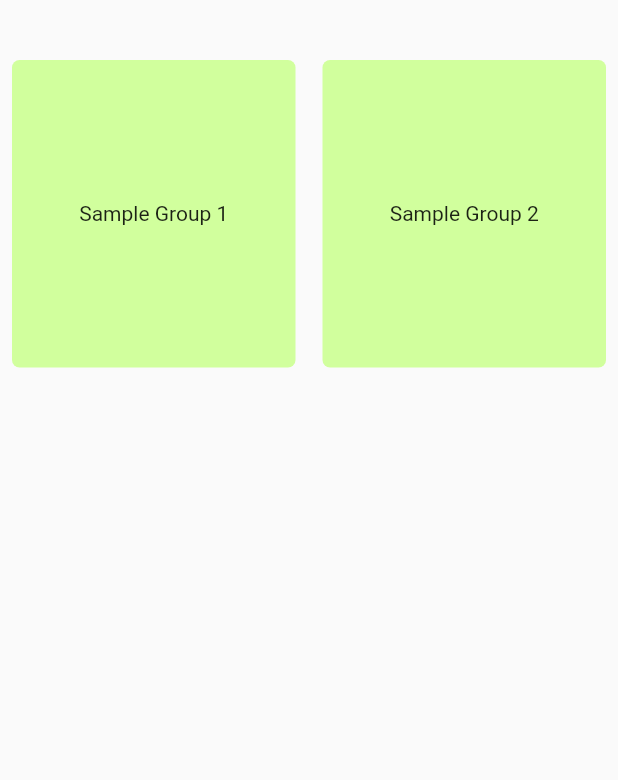
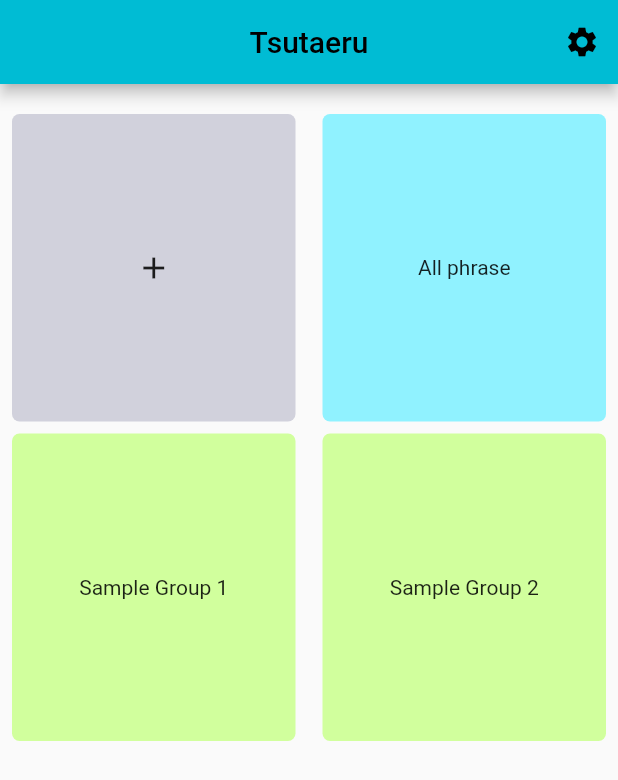
Before and after one commit to ex10ds/U22, a Flutter app: the screen it shows after launch, on a phone screen of 412 x 824 dp. Shown: the top 780 px of the screen. Run offline on Flutter 3.47's test engine with Material 2 defaults, Android fonts, the phone set to English and light mode, and no system bars; our stand-ins replace sqflite; accounts and stored records are empty.

Commit message:
feat: appbar

```diff
--- a/tsutaeru/lib/widgets/group_list.dart
+++ b/tsutaeru/lib/widgets/group_list.dart
@@ -29,19 +29,52 @@ class _GroupListState extends State<GroupList> {
   @override
   Widget build(BuildContext context) {
     return MaterialApp(
+        theme: ThemeData(primarySwatch: Colors.cyan),
         home: Scaffold(
+          appBar: AppBar(
+            title: const Text("Tsutaeru"),
+            centerTitle: true,
+            actions: [
+              IconButton(onPressed: () {}, icon: const Icon(Icons.settings))
+            ],
+          ),
           body: GridView.count(
               crossAxisSpacing: 2,
               mainAxisSpacing: 8,
               crossAxisCount: 2,
-        padding: const EdgeInsets.only(top: 40),
-        children: _groups
+              padding: const EdgeInsets.only(top: 20),
+              children: [
+                Container(
+                  height: 50.0,
+                  padding: const EdgeInsets.all(8.0),
+                  margin: const EdgeInsets.symmetric(horizontal: 8.0),
+                  decoration: BoxDecoration(
+                    borderRadius: BorderRadius.circular(5.0),
+                    color: const Color.fromARGB(255, 209, 209, 220),
+                  ),
+                  child: const Center(
+                    child: Icon(Icons.add),
+                  ),
+                ),
+                Container(
+                  height: 50.0,
+                  padding: const EdgeInsets.all(8.0),
+                  margin: const EdgeInsets.symmetric(horizontal: 8.0),
+                  decoration: BoxDecoration(
+                    borderRadius: BorderRadius.circular(5.0),
+                    color: const Color.fromARGB(255, 144, 242, 255),
+                  ),
+                  child: const Center(
+                    child: Text("All phrase"),
+                  ),
+                ),
+                ..._groups
                     .map((PhraseGroup group) => GroupListItem(
                           groupId: group.id,
                           title: group.name,
                         ))
                     .toList(),
-      ),
+              ]),
         ));
   }
 }
```
Lines whose indentation alone changed are shown as unchanged.
